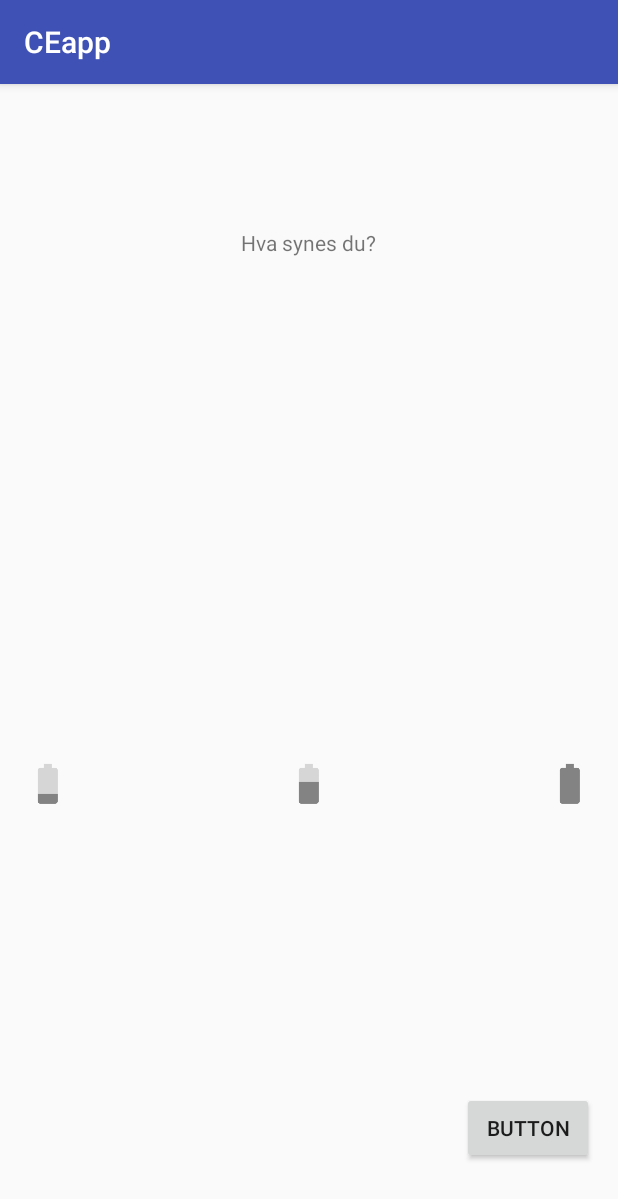
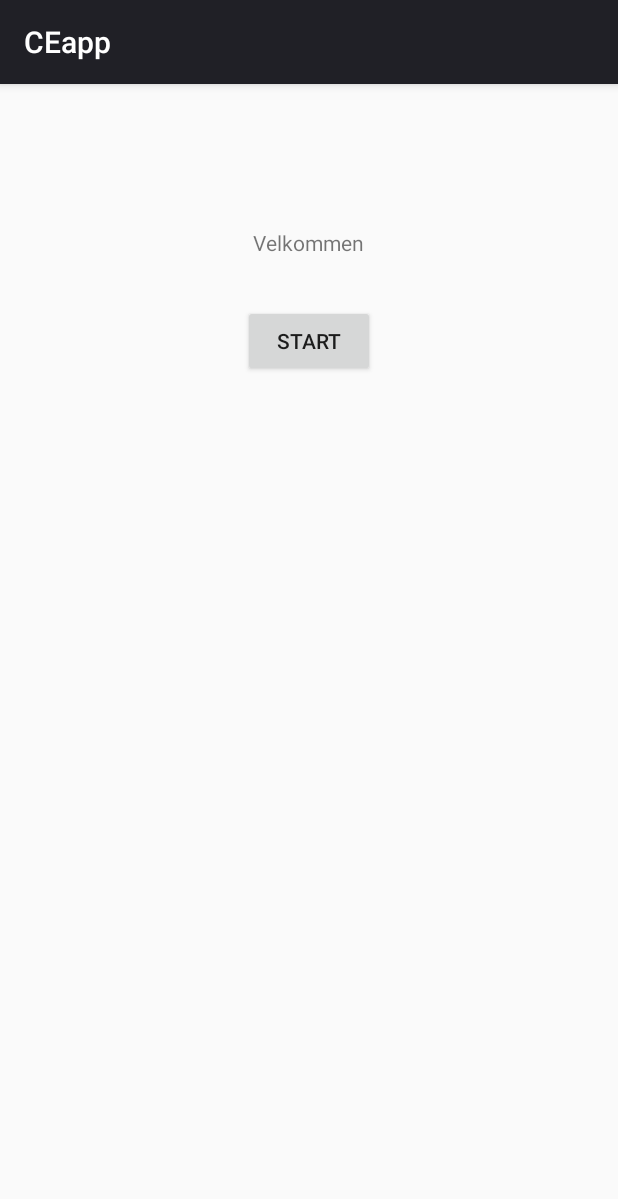
Before and after one commit to JoakimGreger/gruppe39-bachelor, an Android app: the screen it shows after launch (MainActivity), on a phone screen of 412 x 824 dp. Shown: the top 1199 px of the screen. Run offline under Robolectric (Android 15) with nearby library versions, the phone set to English and light mode, and no system bars.

Commit message:
endret fargene på temaet til fargen som the behaviour lab har på siden sin #202026

```diff
--- a/CEapp/app/src/main/AndroidManifest.xml
+++ b/CEapp/app/src/main/AndroidManifest.xml
@@ -15,6 +15,7 @@
                 <category android:name="android.intent.category.LAUNCHER" />
             </intent-filter>
         </activity>
+        <activity android:name=".SecondActivity"></activity>
     </application>
 
 </manifest>
--- a/CEapp/app/src/main/java/com/example/joakim/ceapp/MainActivity.java
+++ b/CEapp/app/src/main/java/com/example/joakim/ceapp/MainActivity.java
@@ -1,5 +1,6 @@
 package com.example.joakim.ceapp;
 
+import android.content.Intent;
 import android.graphics.Color;
 import android.support.v7.app.AppCompatActivity;
 import android.os.Bundle;
@@ -13,73 +14,26 @@ import java.util.Random;
 
 public class MainActivity extends AppCompatActivity {
 
-    TextView resultTxt;
-    ImageView lowImage;
-    ImageView medImage;
-    ImageView fullImage;
-
-    int result;
+    private Button buttonButton;
 
     @Override
     protected void onCreate(Bundle savedInstanceState) {
         super.onCreate(savedInstanceState);
         setContentView(R.layout.activity_main);
 
-        lowImage = (ImageView) findViewById(R.id.lowImg);
-        medImage = (ImageView) findViewById(R.id.medImg);
-        fullImage = (ImageView) findViewById(R.id.fullImg);
+        buttonButton = (Button) findViewById(R.id.buttonButton);
 
-        lowImage.setOnClickListener(new View.OnClickListener() {
+        buttonButton.setOnClickListener(new View.OnClickListener(){
             @Override
-            public void onClick(View v) {
-                lowImage.setColorFilter(Color.GREEN);
-                medImage.setColorFilter(Color.DKGRAY);
-                fullImage.setColorFilter(Color.DKGRAY);
-
-                result = 1;
-
+            public void onClick (View view) {
+                switchActivity();
             }
         });
 
-        medImage.setOnClickListener(new View.OnClickListener() {
-            @Override
-            public void onClick(View v) {
-                medImage.setColorFilter(Color.GREEN);
-                lowImage.setColorFilter(Color.DKGRAY);
-                fullImage.setColorFilter(Color.DKGRAY);
-
-               result = 2;
-            }
-        });
-
-        fullImage.setOnClickListener(new View.OnClickListener() {
-            @Override
-            public void onClick(View v) {
-                fullImage.setColorFilter(Color.GREEN);
-                lowImage.setColorFilter(Color.DKGRAY);
-                medImage.setColorFilter(Color.DKGRAY);
-
-               result = 3;
-            }
-        });
-
-        Button buttonButton = (Button) findViewById(R.id.buttonButton);
-        buttonButton.setOnClickListener(new View.OnClickListener(){
-            @Override
-            public void onClick (View view) {
-                TextView resultsTxt = (TextView) findViewById(R.id.resultTxt);
-
-                if (result == 1){
-                    resultsTxt.setText("Lav");
-                } if (result == 2){
-                    resultsTxt.setText("Medium");
-                } if (result == 3){
-                    resultsTxt.setText("Høy");
-                }
-            }
-        });
     }
 
-
-
+    private void switchActivity(){
+        Intent intent = new Intent(this, SecondActivity.class);
+        startActivity(intent);
+    }
 }
--- a/CEapp/app/src/main/res/layout/activity_main.xml
+++ b/CEapp/app/src/main/res/layout/activity_main.xml
@@ -11,49 +11,22 @@
     android:paddingTop="@dimen/activity_vertical_margin"
     tools:context="com.example.joakim.ceapp.MainActivity">
 
-    <ImageView
+    <TextView
+        android:text="Velkommen"
         android:layout_width="wrap_content"
         android:layout_height="wrap_content"
-        app:srcCompat="@drawable/happy"
-        android:id="@+id/lowImg"
-        android:layout_alignTop="@+id/medImg"
-        android:layout_alignParentStart="true"
-        android:scaleX="1"
-        android:scaleY="1" />
-
-    <ImageView
-        android:layout_width="wrap_content"
-        android:layout_height="wrap_content"
-        app:srcCompat="@drawable/full"
-        android:id="@+id/fullImg"
-        android:layout_above="@+id/buttonButton"
-        android:layout_alignParentEnd="true"
-        android:layout_marginBottom="189dp" />
-
-    <ImageView
-        android:layout_width="wrap_content"
-        android:layout_height="wrap_content"
-        app:srcCompat="@drawable/medium"
-        android:id="@+id/medImg"
-        android:layout_alignTop="@+id/fullImg"
+        android:layout_marginTop="80dp"
+        android:id="@+id/resultTxt"
+        android:layout_alignParentTop="true"
         android:layout_centerHorizontal="true" />
 
-    <TextView
-        android:text="Hva synes du?"
-        android:layout_width="wrap_content"
-        android:layout_height="wrap_content"
-        android:layout_alignParentTop="true"
-        android:layout_centerHorizontal="true"
-        android:layout_marginTop="80dp"
-        android:id="@+id/resultTxt" />
-
     <Button
-        android:text="Button"
+        android:text="Start"
         android:layout_width="wrap_content"
         android:layout_height="wrap_content"
         android:id="@+id/buttonButton"
-        android:layout_alignParentBottom="true"
-        android:layout_alignParentEnd="true"
-        android:layout_marginBottom="32dp" />
+        android:layout_below="@+id/resultTxt"
+        android:layout_centerHorizontal="true"
+        android:layout_marginTop="32dp" />
 
 </RelativeLayout>
--- a/CEapp/app/src/main/res/values/colors.xml
+++ b/CEapp/app/src/main/res/values/colors.xml
@@ -1,6 +1,6 @@
 <?xml version="1.0" encoding="utf-8"?>
 <resources>
-    <color name="colorPrimary">#3F51B5</color>
+    <color name="colorPrimary">#202026</color>
     <color name="colorPrimaryDark">#303F9F</color>
     <color name="colorAccent">#ff4081</color>
 </resources>
```
Also changed, not shown: CEapp/app/src/main/res/layout/activity_second.xml (+8 -0 lines).
